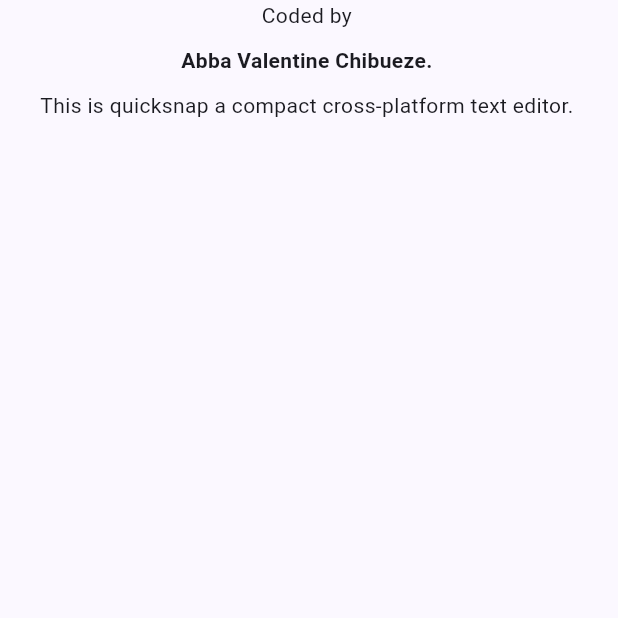
After one commit to val-en-tine124/quicksnap, a Flutter app: the screen it shows after launch, in the side drawer, after a tap on "About", on a phone screen of 412 x 824 dp, the top half of it. The commit adds this screen. Run offline on Flutter 3.47's test engine with Material 3 defaults, Android fonts, the phone set to English and light mode, and no system bars; our stand-ins replace file_picker, flutter_animate, flutter_riverpod, riverpod_annotation; missing offline and left inert: flutter_quill; generated files the repository leaves out were written again.

Commit message:
chore: Create About info page

```diff
--- /dev/null
+++ b/lib/features/editor/about.dart
@@ -0,0 +1,28 @@
+import 'package:flutter/material.dart';
+
+class AboutPage extends StatelessWidget {
+  static const authorInfo = "Coded by";
+  static const name = "Abba Valentine Chibueze.";
+  static const appInfo =
+      "This is quicksnap a compact cross-platform text editor.";
+
+  const AboutPage({super.key});
+  @override
+  Widget build(BuildContext context) {
+    return Scaffold(
+      body: Column(
+        crossAxisAlignment: .center,
+        children: [
+          Center(child: SelectableText(authorInfo)),
+          SizedBox(height:10),
+          Center(
+            child: SelectableText(name, style: TextStyle(fontWeight: .bold)),
+          ),
+          SizedBox(height:10),
+          Center(child: SelectableText(appInfo)),
+
+        ],
+      ),
+    );
+  }
+}
--- a/lib/features/editor/ui.dart
+++ b/lib/features/editor/ui.dart
@@ -1,6 +1,7 @@
 import 'package:flutter_riverpod/flutter_riverpod.dart';
 import 'package:flutter/material.dart';
 import 'package:flutter_quill/flutter_quill.dart';
+import 'package:quicksnap/features/editor/about.dart';
 import 'package:quicksnap/features/editor/providers.dart';
 import 'package:flutter_animate/flutter_animate.dart';
 
@@ -107,6 +108,14 @@ class AboutSection extends StatelessWidget {
       leading: const Icon(Icons.info),
       title: const Text("About"),
       trailing: const Icon(Icons.arrow_forward_ios),
+      onTap: () {
+        if (context.mounted) {
+          Navigator.push(
+            context,
+            MaterialPageRoute(builder: (_) => AboutPage()),
+          );
+        }
+      },
     );
   }
 }
@@ -140,9 +149,8 @@ class DrawerFsOps extends ConsumerWidget {
                 data: (data) {},
                 error: (e, s) =>
                     customScaffoldMessenger(context, Text("Error: $e")),
-                loading: () => _showSpinner("Creating an empty file ...")
+                loading: () => _showSpinner("Creating an empty file ..."),
               );
-
         }, //TODO
         leading: const Icon(Icons.add),
         title: const Text("New File"),
@@ -164,8 +172,6 @@ class DrawerFsOps extends ConsumerWidget {
                     customScaffoldMessenger(context, Text("Error: $e")),
                 loading: () => _showSpinner("Saving file ..."),
               );
-
-
         },
         leading: const Icon(Icons.save),
         title: const Text("Save File"),
```
